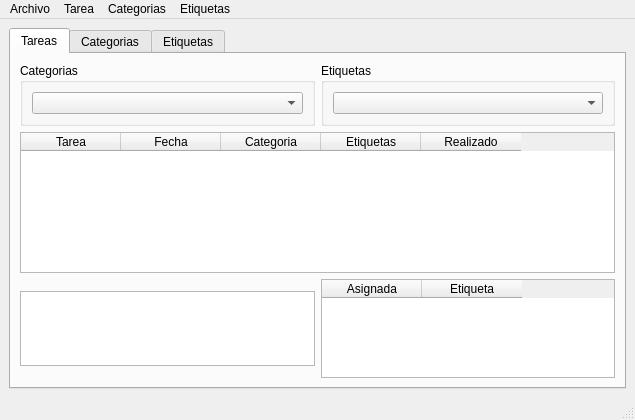
Above: curso-qt-osl-tareas/mainwindow.ui from eliasrm87/curso-qt-osl-tareas before the change. Below: the same form after it.
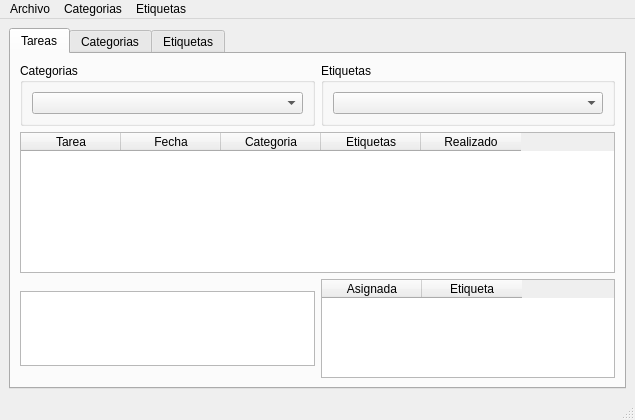
That is the form after the change.

```diff
--- a/curso-qt-osl-tareas/mainwindow.ui
+++ b/curso-qt-osl-tareas/mainwindow.ui
@@ -186,13 +186,7 @@
     <property name="title">
      <string>Archivo</string>
     </property>
-    <addaction name="actionSalir"/>
-   </widget>
-   <widget class="QMenu" name="menuTarea">
-    <property name="title">
-     <string>Tarea</string>
-    </property>
-    <addaction name="actionNueva"/>
+    <addaction name="actionCerrar"/>
    </widget>
    <widget class="QMenu" name="menuCategorias">
     <property name="title">
@@ -207,7 +201,6 @@
     <addaction name="etiquetaNueva"/>
    </widget>
    <addaction name="menuArchivo"/>
-   <addaction name="menuTarea"/>
    <addaction name="menuCategorias"/>
    <addaction name="menuEtiquetas"/>
   </widget>
```
Left out of the diff: 9 changed lines with no effect on the pictures.
